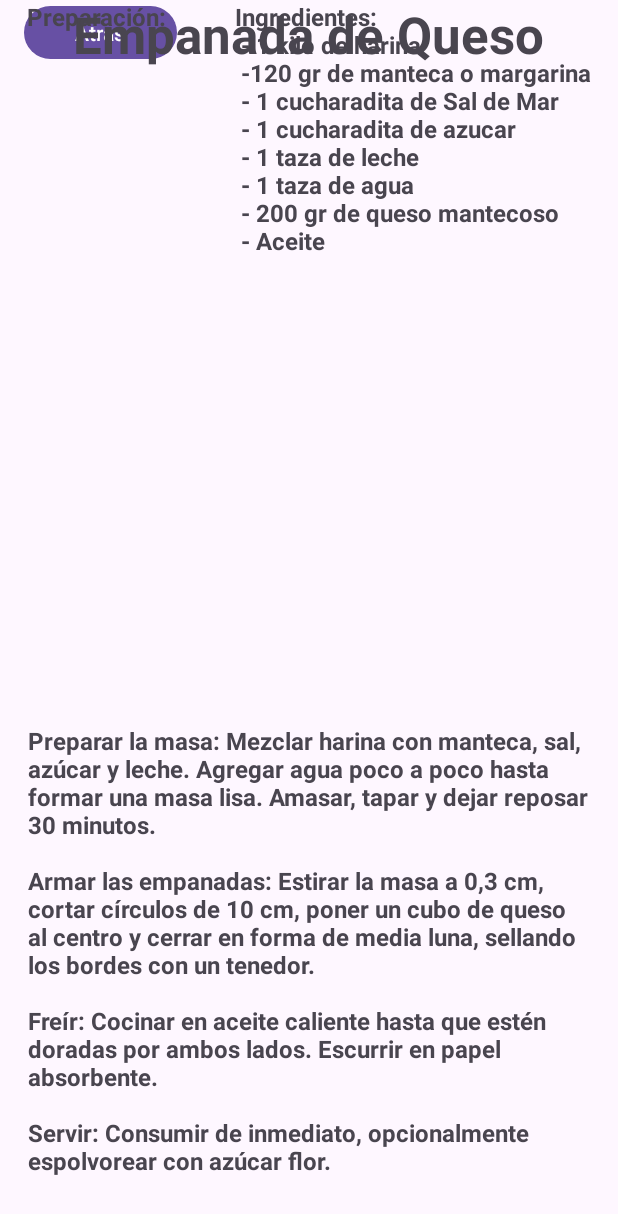
After one commit to BPavez12/Ventanas-Android, an Android app: the EmpanadaDeQueso screen opened directly, with no data from a screen before it, on a phone screen of 412 x 824 dp. The commit adds this screen. Shown: the top 1214 px of the screen. Run offline under Robolectric (Android 15) with nearby library versions, the phone set to English and light mode, and no system bars.

Commit message:
Empanadas de queso
empanadas de queso receta

```diff
--- a/app/build.gradle.kts
+++ b/app/build.gradle.kts
@@ -37,6 +37,7 @@ dependencies {
     implementation(libs.material)
     implementation(libs.activity)
     implementation(libs.constraintlayout)
+    implementation(libs.recyclerview)
     testImplementation(libs.junit)
     androidTestImplementation(libs.ext.junit)
     androidTestImplementation(libs.espresso.core)
--- a/app/src/main/AndroidManifest.xml
+++ b/app/src/main/AndroidManifest.xml
@@ -11,6 +11,9 @@
         android:roundIcon="@mipmap/ic_launcher_round"
         android:supportsRtl="true"
         android:theme="@style/Theme.Eccomerce">
+        <activity
+            android:name=".EmpanadaDeQueso"
+            android:exported="false" />
         <activity
             android:name=".actividad_3"
             android:exported="false" />
--- /dev/null
+++ b/app/src/main/java/com/example/eccomerce/EmpanadaDeQueso.java
@@ -0,0 +1,24 @@
+package com.example.eccomerce;
+
+import android.os.Bundle;
+
+import androidx.activity.EdgeToEdge;
+import androidx.appcompat.app.AppCompatActivity;
+import androidx.core.graphics.Insets;
+import androidx.core.view.ViewCompat;
+import androidx.core.view.WindowInsetsCompat;
+
+public class EmpanadaDeQueso extends AppCompatActivity {
+
+    @Override
+    protected void onCreate(Bundle savedInstanceState) {
+        super.onCreate(savedInstanceState);
+        EdgeToEdge.enable(this);
+        setContentView(R.layout.activity_empanada_de_queso);
+        ViewCompat.setOnApplyWindowInsetsListener(findViewById(R.id.main), (v, insets) -> {
+            Insets systemBars = insets.getInsets(WindowInsetsCompat.Type.systemBars());
+            v.setPadding(systemBars.left, systemBars.top, systemBars.right, systemBars.bottom);
+            return insets;
+        });
+    }
+}
--- a/app/src/main/res/layout/activity_actividad2.xml
+++ b/app/src/main/res/layout/activity_actividad2.xml
@@ -77,4 +77,5 @@
         app:layout_constraintEnd_toEndOf="parent"
         app:layout_constraintHorizontal_bias="0.498"
         app:layout_constraintStart_toStartOf="parent" />
+
 </androidx.constraintlayout.widget.ConstraintLayout>
--- /dev/null
+++ b/app/src/main/res/layout/activity_empanada_de_queso.xml
@@ -0,0 +1,68 @@
+<?xml version="1.0" encoding="utf-8"?>
+<androidx.constraintlayout.widget.ConstraintLayout xmlns:android="http://schemas.android.com/apk/res/android"
+    xmlns:app="http://schemas.android.com/apk/res-auto"
+    xmlns:tools="http://schemas.android.com/tools"
+    android:id="@+id/main"
+    android:layout_width="match_parent"
+    android:layout_height="match_parent"
+    tools:context=".EmpanadaDeQueso">
+
+    <Button
+        android:id="@+id/btnRecetasEmpanadas"
+        android:layout_width="102dp"
+        android:layout_height="43dp"
+        android:text="Atras"
+        app:layout_constraintEnd_toEndOf="parent"
+        app:layout_constraintHorizontal_bias="0.051"
+        app:layout_constraintStart_toStartOf="parent"
+        tools:layout_editor_absoluteY="30dp" />
+
+    <TextView
+        android:id="@+id/IngredientesEQueso"
+        android:layout_width="wrap_content"
+        android:layout_height="wrap_content"
+        android:text="Ingredientes:\n - 1 kilo de harina\n -120 gr de manteca o margarina\n - 1 cucharadita de Sal de Mar\n - 1 cucharadita de azucar\n - 1 taza de leche\n - 1 taza de agua\n - 200 gr de queso mantecoso\n - Aceite"
+        android:textSize="16sp"
+        android:textStyle="bold"
+        app:layout_constraintEnd_toEndOf="parent"
+        app:layout_constraintHorizontal_bias="0.898"
+        app:layout_constraintStart_toStartOf="parent"
+        tools:layout_editor_absoluteY="184dp" />
+
+    <TextView
+        android:id="@+id/textView8"
+        android:layout_width="wrap_content"
+        android:layout_height="wrap_content"
+        android:text="Empanada de Queso"
+        android:textSize="34sp"
+        android:textStyle="bold"
+        app:layout_constraintEnd_toEndOf="parent"
+        app:layout_constraintHorizontal_bias="0.494"
+        app:layout_constraintStart_toStartOf="parent"
+        tools:layout_editor_absoluteY="106dp" />
+
+    <TextView
+        android:id="@+id/textView9"
+        android:layout_width="375dp"
+        android:layout_height="313dp"
+        android:layout_marginBottom="28dp"
+        android:text="Preparar la masa: Mezclar harina con manteca, sal, azúcar y leche. Agregar agua poco a poco hasta formar una masa lisa. Amasar, tapar y dejar reposar 30 minutos.\n \nArmar las empanadas: Estirar la masa a 0,3 cm, cortar círculos de 10 cm, poner un cubo de queso al centro y cerrar en forma de media luna, sellando los bordes con un tenedor.\n \nFreír: Cocinar en aceite caliente hasta que estén doradas por ambos lados. Escurrir en papel absorbente.\n \nServir: Consumir de inmediato, opcionalmente espolvorear con azúcar flor."
+        android:textSize="16sp"
+        android:textStyle="bold"
+        app:layout_constraintBottom_toBottomOf="parent"
+        app:layout_constraintEnd_toEndOf="parent"
+        app:layout_constraintStart_toStartOf="parent" />
+
+    <TextView
+        android:id="@+id/textView10"
+        android:layout_width="wrap_content"
+        android:layout_height="wrap_content"
+        android:text="Preparación:"
+        android:textSize="16sp"
+        android:textStyle="bold"
+        app:layout_constraintEnd_toEndOf="parent"
+        app:layout_constraintHorizontal_bias="0.056"
+        app:layout_constraintStart_toStartOf="parent"
+        tools:layout_editor_absoluteY="355dp" />
+
+</androidx.constraintlayout.widget.ConstraintLayout>
--- a/gradle/libs.versions.toml
+++ b/gradle/libs.versions.toml
@@ -7,6 +7,7 @@ appcompat = "1.6.1"
 material = "1.10.0"
 activity = "1.8.0"
 constraintlayout = "2.1.4"
+recyclerview = "1.4.0"
 
 [libraries]
 junit = { group = "junit", name = "junit", version.ref = "junit" }
@@ -16,6 +17,7 @@ appcompat = { group = "androidx.appcompat", name = "appcompat", version.ref = "a
 material = { group = "com.google.android.material", name = "material", version.ref = "material" }
 activity = { group = "androidx.activity", name = "activity", version.ref = "activity" }
 constraintlayout = { group = "androidx.constraintlayout", name = "constraintlayout", version.ref = "constraintlayout" }
+recyclerview = { group = "androidx.recyclerview", name = "recyclerview", version.ref = "recyclerview" }
 
 [plugins]
 android-application = { id = "com.android.application", version.ref = "agp" }
```
